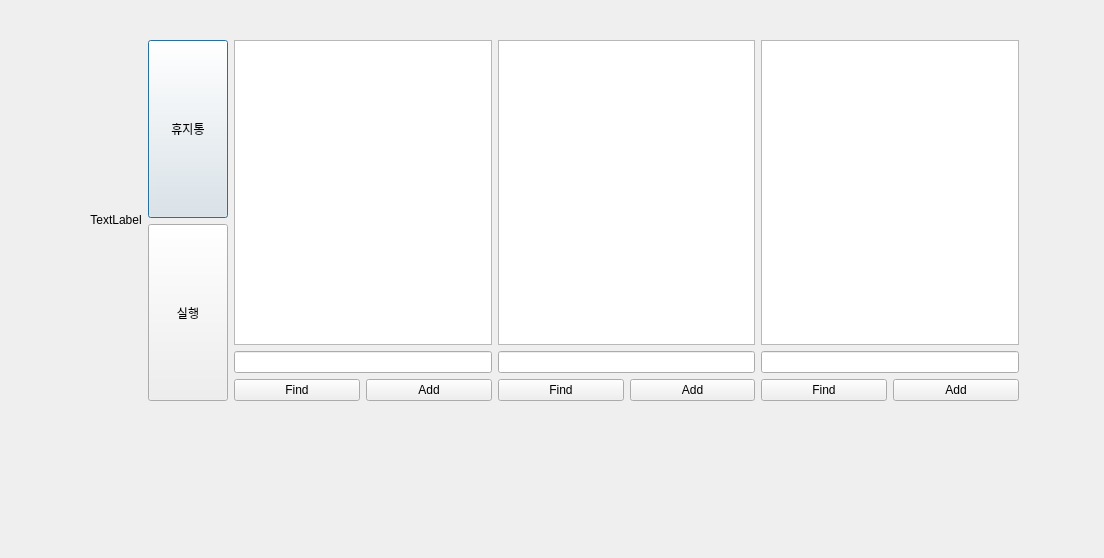
The window that gui.ui (chaos7ds/photo_manager) describes before a commit, drawn with Qt 5.
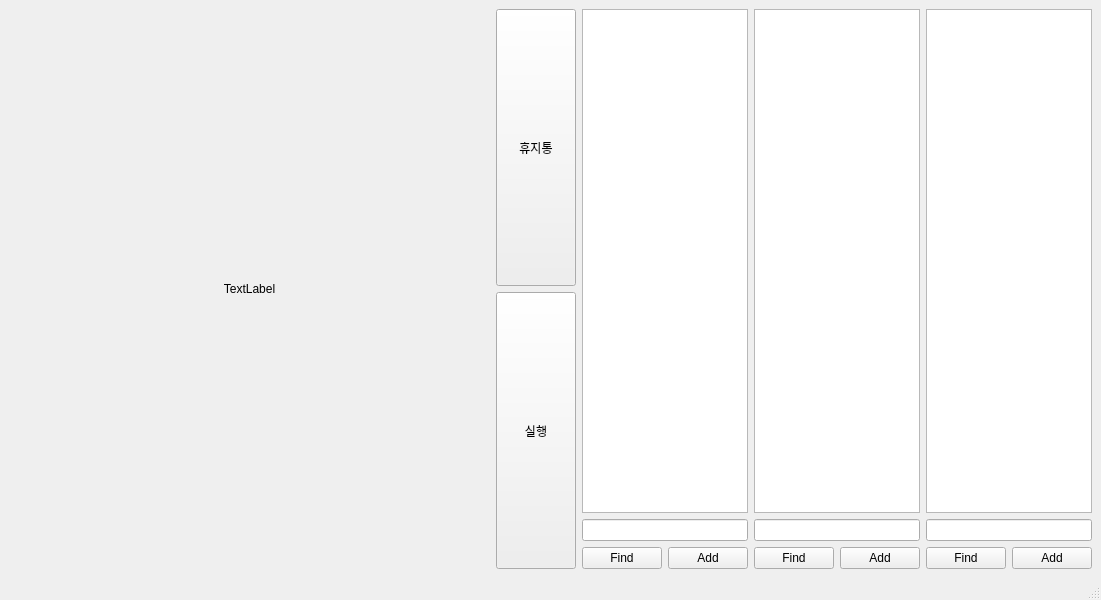
The same window after the commit.

Patch:
```diff
--- a/gui.ui
+++ b/gui.ui
@@ -1,39 +1,36 @@
 <?xml version="1.0" encoding="UTF-8"?>
 <ui version="4.0">
- <class>dialog</class>
- <widget class="QDialog" name="dialog">
-  <property name="enabled">
-   <bool>true</bool>
-  </property>
+ <class>MainWindow</class>
+ <widget class="QMainWindow" name="MainWindow">
   <property name="geometry">
    <rect>
     <x>0</x>
     <y>0</y>
-    <width>1104</width>
-    <height>558</height>
+    <width>1101</width>
+    <height>600</height>
    </rect>
   </property>
   <property name="windowTitle">
    <string>Dialog</string>
   </property>
-  <widget class="QWidget" name="layoutWidget">
-   <property name="geometry">
-    <rect>
-     <x>90</x>
-     <y>40</y>
-     <width>929</width>
-     <height>361</height>
-    </rect>
-   </property>
-   <layout class="QHBoxLayout" name="root">
+  <widget class="QWidget" name="centralwidget">
+   <layout class="QGridLayout" name="gridLayout">
+    <item row="0" column="1">
+     <layout class="QHBoxLayout" name="horizontalLayout_3" stretch="3,0,1,1,1">
     <item>
      <widget class="QLabel" name="label_1">
       <property name="sizePolicy">
-       <sizepolicy hsizetype="Maximum" vsizetype="Maximum">
+         <sizepolicy hsizetype="Expanding" vsizetype="Expanding">
         <horstretch>0</horstretch>
         <verstretch>0</verstretch>
        </sizepolicy>
       </property>
+        <property name="minimumSize">
+         <size>
+          <width>0</width>
+          <height>0</height>
+         </size>
+        </property>
       <property name="text">
        <string>TextLabel</string>
       </property>
@@ -43,7 +40,7 @@
      </widget>
     </item>
     <item>
-     <layout class="QVBoxLayout" name="verticalLayout_2">
+       <layout class="QVBoxLayout" name="verticalLayout_1" stretch="0,0">
       <item>
        <widget class="QPushButton" name="btn_trash">
         <property name="sizePolicy">
@@ -73,7 +70,7 @@
      </layout>
     </item>
     <item>
-     <layout class="QVBoxLayout" name="verticalLayout_6">
+       <layout class="QVBoxLayout" name="verticalLayout_2">
       <item>
        <widget class="QListWidget" name="list_widget_1"/>
       </item>
@@ -101,7 +98,7 @@
      </layout>
     </item>
     <item>
-     <layout class="QVBoxLayout" name="verticalLayout_7">
+       <layout class="QVBoxLayout" name="verticalLayout_3">
       <item>
        <widget class="QListWidget" name="list_widget_2"/>
       </item>
@@ -129,7 +126,7 @@
      </layout>
     </item>
     <item>
-     <layout class="QVBoxLayout" name="verticalLayout_3">
+       <layout class="QVBoxLayout" name="verticalLayout_4">
       <item>
        <widget class="QListWidget" name="list_widget_3"/>
       </item>
@@ -157,7 +154,10 @@
      </layout>
     </item>
    </layout>
+    </item>
+   </layout>
   </widget>
+  <widget class="QStatusBar" name="statusbar"/>
  </widget>
  <resources/>
  <connections/>
```
Left out of the diff: 2 changed lines with no effect on the pictures. Lines whose indentation alone changed are shown as unchanged.
